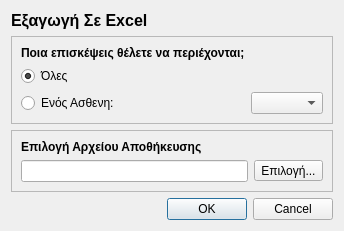
Qt form ui/ui_files/excel_export.ui (tdgs/medical_qt_ruby) before a commit.
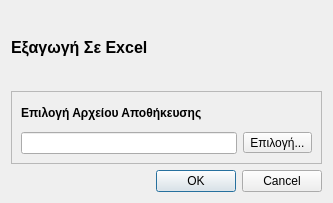
The same form after that commit.

Diff of the .ui file:
```diff
--- a/ui/ui_files/excel_export.ui
+++ b/ui/ui_files/excel_export.ui
@@ -7,7 +7,7 @@
     <x>0</x>
     <y>0</y>
     <width>333</width>
-    <height>201</height>
+    <height>203</height>
    </rect>
   </property>
   <property name="windowTitle">
@@ -25,63 +25,7 @@
      </property>
     </widget>
    </item>
-   <item row="1" column="0">
-    <widget class="QFrame" name="frame">
-     <property name="frameShape">
-      <enum>QFrame::StyledPanel</enum>
-     </property>
-     <property name="frameShadow">
-      <enum>QFrame::Raised</enum>
-     </property>
-     <layout class="QGridLayout" name="gridLayout_3">
-      <item row="0" column="0">
-       <widget class="QLabel" name="label_2">
-        <property name="text">
-         <string>&lt;!DOCTYPE HTML PUBLIC &quot;-//W3C//DTD HTML 4.0//EN&quot; &quot;http://www.w3.org/TR/REC-html40/strict.dtd&quot;&gt;
-&lt;html&gt;&lt;head&gt;&lt;meta name=&quot;qrichtext&quot; content=&quot;1&quot; /&gt;&lt;style type=&quot;text/css&quot;&gt;
-p, li { white-space: pre-wrap; }
-&lt;/style&gt;&lt;/head&gt;&lt;body style=&quot; font-family:'Ubuntu'; font-size:9pt; font-weight:400; font-style:normal;&quot;&gt;
-&lt;p style=&quot; margin-top:0px; margin-bottom:0px; margin-left:0px; margin-right:0px; -qt-block-indent:0; text-indent:0px;&quot;&gt;&lt;span style=&quot; font-weight:600;&quot;&gt;Ποια επισκέψεις θέλετε να περιέχονται;&lt;/span&gt;&lt;/p&gt;&lt;/body&gt;&lt;/html&gt;</string>
-        </property>
-       </widget>
-      </item>
-      <item row="1" column="0">
-       <widget class="QRadioButton" name="radioButton">
-        <property name="text">
-         <string>Όλες</string>
-        </property>
-        <property name="checked">
-         <bool>true</bool>
-        </property>
-       </widget>
-      </item>
-      <item row="4" column="0">
-       <widget class="QRadioButton" name="selectionOnly">
-        <property name="sizePolicy">
-         <sizepolicy hsizetype="Maximum" vsizetype="Fixed">
-          <horstretch>0</horstretch>
-          <verstretch>0</verstretch>
-         </sizepolicy>
-        </property>
-        <property name="text">
-         <string>Ενός Ασθενη:</string>
-        </property>
-       </widget>
-      </item>
-      <item row="4" column="1">
-       <widget class="QComboBox" name="comboBox">
-        <property name="sizePolicy">
-         <sizepolicy hsizetype="MinimumExpanding" vsizetype="Fixed">
-          <horstretch>0</horstretch>
-          <verstretch>0</verstretch>
-         </sizepolicy>
-        </property>
-       </widget>
-      </item>
-     </layout>
-    </widget>
-   </item>
-   <item row="3" column="0">
+   <item row="2" column="0">
     <widget class="QDialogButtonBox" name="buttonBox">
      <property name="orientation">
       <enum>Qt::Horizontal</enum>
@@ -91,7 +35,7 @@
      </property>
     </widget>
    </item>
-   <item row="2" column="0">
+   <item row="1" column="0">
     <widget class="QFrame" name="frame_2">
      <property name="frameShape">
       <enum>QFrame::StyledPanel</enum>
```
